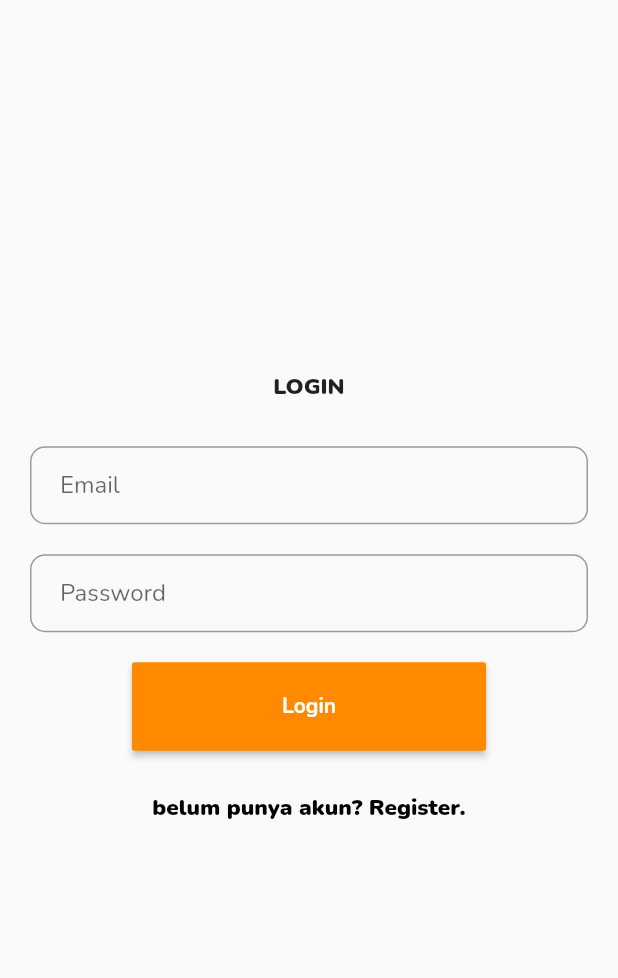
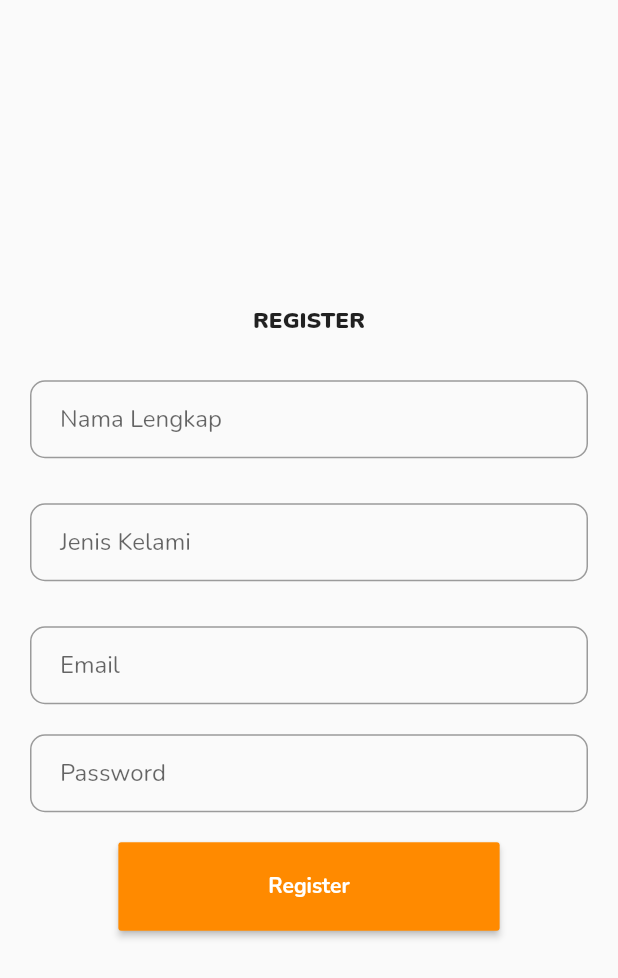
Before and after one commit to DikhiAchmad/nusan-food, a Flutter app: what register() shows on an empty page, opened directly, on a phone screen of 412 x 824 dp. Shown: the top 978 px of the screen. Run offline on Flutter 3.47's test engine with Material 2 defaults, Android fonts, the phone set to English and light mode, and no system bars; our stand-ins replace google_fonts, simple_gradient_text.

Commit message:
register

```diff
--- a/lib/register.dart
+++ b/lib/register.dart
@@ -19,10 +19,32 @@ class register extends StatelessWidget {
                 Row(
                   mainAxisAlignment: MainAxisAlignment.center,
                   children: <Widget>[
-                    Text("Login".toUpperCase(),
+                    Text("Register".toUpperCase(),
                         style: const TextStyle(
                             fontSize: 15, fontWeight: FontWeight.w900))
                   ],
+                ),
+                const Padding(
+                  padding: EdgeInsets.only(bottom: 30.0),
+                ),
+                TextField(
+                  decoration: InputDecoration(
+                      hintText: 'Nama Lengkap',
+                      contentPadding:
+                          const EdgeInsets.fromLTRB(20.0, 15.0, 20.0, 15.0),
+                      border: OutlineInputBorder(
+                          borderRadius: BorderRadius.circular(10.0))),
+                ),
+                const Padding(
+                  padding: EdgeInsets.only(bottom: 30.0),
+                ),
+                TextField(
+                  decoration: InputDecoration(
+                      hintText: 'Jenis Kelami',
+                      contentPadding:
+                          const EdgeInsets.fromLTRB(20.0, 15.0, 20.0, 15.0),
+                      border: OutlineInputBorder(
+                          borderRadius: BorderRadius.circular(10.0))),
                 ),
                 const Padding(
                   padding: EdgeInsets.only(bottom: 30.0),
@@ -59,23 +81,13 @@ class register extends StatelessWidget {
                       color: const Color(0xffFF8A00),
                       onPressed: () {},
                       child: const Text(
-                        'Login',
+                        'Register',
                         style: TextStyle(
                             color: Colors.white, fontWeight: FontWeight.bold),
                       ),
                     ),
                   ],
                 ),
-                TextButton(
-                    onPressed: () {},
-                    child: const Padding(
-                      padding: EdgeInsets.all(20),
-                      child: Text("belum punya akun? Register.",
-                          style: TextStyle(
-                              color: Colors.black,
-                              fontSize: 15,
-                              fontWeight: FontWeight.w900)),
-                    ))
               ],
             ),
           ],
```
